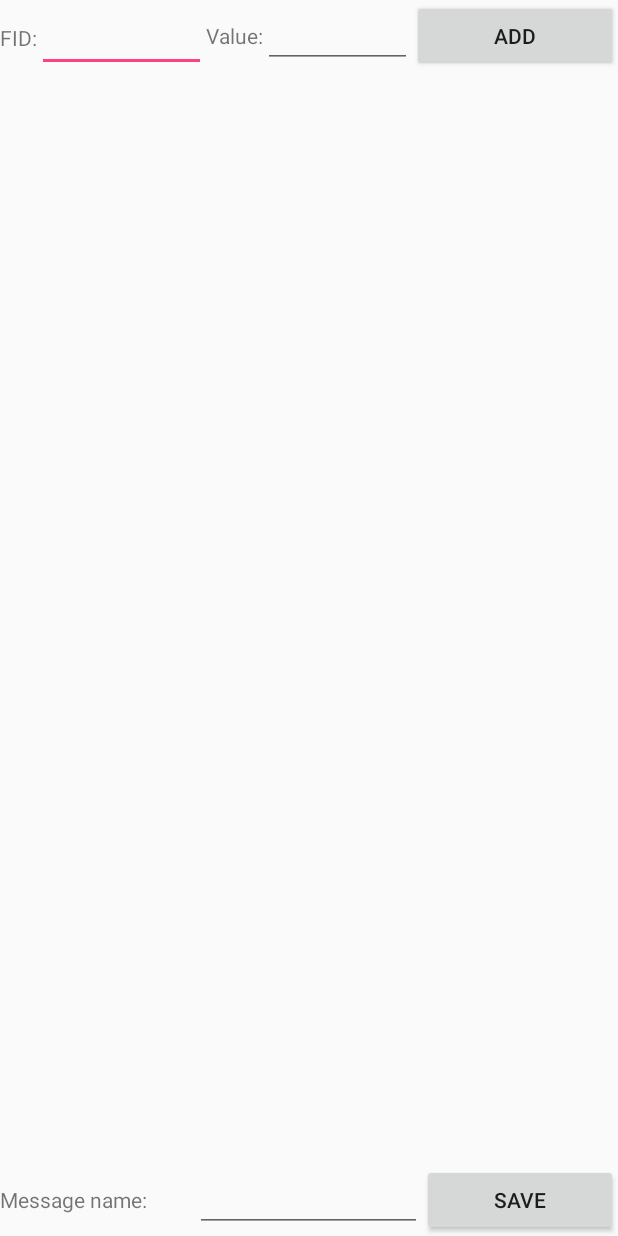
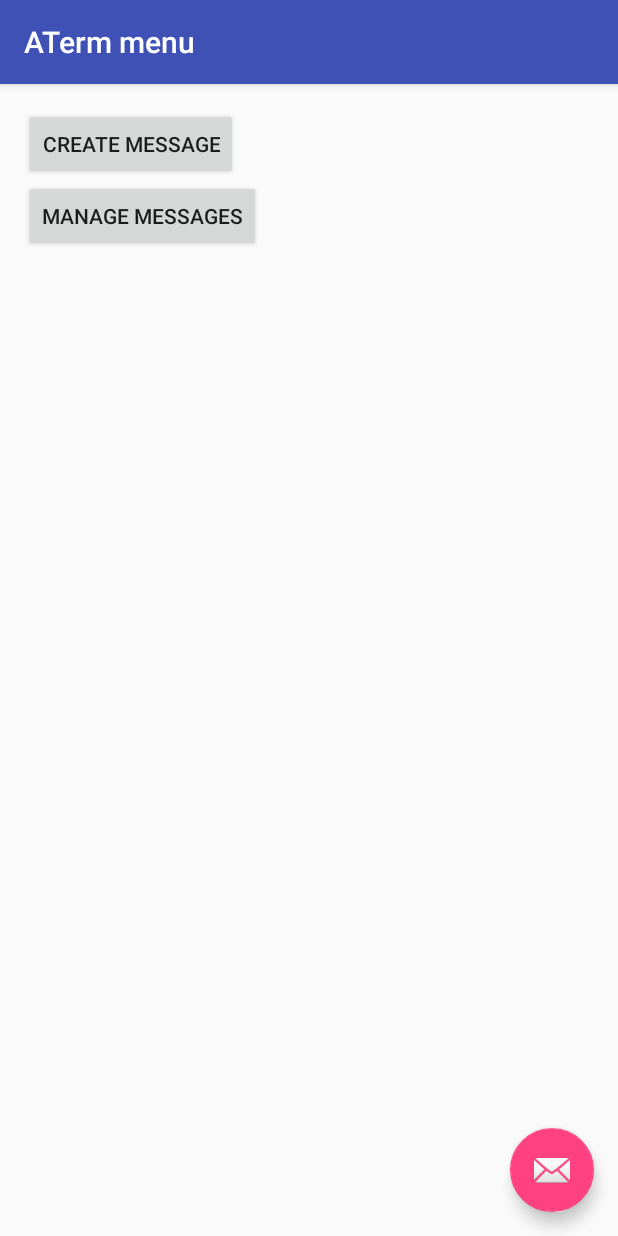
Before and after one commit to krajcovic/aterm, an Android app: the screen it shows after launch (CreateMessageActivity before the commit, ChooseMenuActivity after it), on a phone screen of 412 x 824 dp. Run offline under Robolectric (Android 15) with nearby library versions, the phone set to English and light mode, and no system bars.

Commit message:
Manage messages activity.

```diff
--- /dev/null
+++ b/Terminal/src/main/java/cz/monetplus/aterm/ChooseMenuActivity.java
@@ -0,0 +1,54 @@
+package cz.monetplus.aterm;
+
+import android.content.Intent;
+import android.os.Bundle;
+import android.support.design.widget.FloatingActionButton;
+import android.support.design.widget.Snackbar;
+import android.support.v7.app.AppCompatActivity;
+import android.support.v7.widget.Toolbar;
+import android.view.View;
+import android.widget.Button;
+
+import cz.monetplus.aterm.database.control.SqlHandlerControl;
+
+public class ChooseMenuActivity extends AppCompatActivity {
+
+    @Override
+    protected void onCreate(Bundle savedInstanceState) {
+        super.onCreate(savedInstanceState);
+        setContentView(R.layout.activity_choose_menu);
+        Toolbar toolbar = (Toolbar) findViewById(R.id.toolbar);
+        setSupportActionBar(toolbar);
+
+//        SqlHandlerControl sqlControl = new SqlHandlerControl(getApplicationContext());
+//        sqlControl.upgradeTables();
+
+        Button butCreateMessage = (Button) findViewById(R.id.butCreateMessage);
+        butCreateMessage.setOnClickListener(new View.OnClickListener() {
+            @Override
+            public void onClick(View v) {
+                Intent intent = new Intent(v.getContext(), CreateMessageActivity.class);
+                startActivity(intent);
+            }
+        });
+
+        Button butManageMessages = (Button) findViewById(R.id.butManageMessages);
+        butManageMessages.setOnClickListener(new View.OnClickListener() {
+            @Override
+            public void onClick(View v) {
+                Intent intent = new Intent(v.getContext(), ManageMessagesActivity.class);
+                startActivity(intent);
+            }
+        });
+
+        FloatingActionButton fab = (FloatingActionButton) findViewById(R.id.fab);
+        fab.setOnClickListener(new View.OnClickListener() {
+            @Override
+            public void onClick(View view) {
+                Snackbar.make(view, "Replace with your own action", Snackbar.LENGTH_LONG)
+                        .setAction("Action", null).show();
+            }
+        });
+    }
+
+}
--- a/Terminal/src/main/java/cz/monetplus/aterm/CreateMessageActivity.java
+++ b/Terminal/src/main/java/cz/monetplus/aterm/CreateMessageActivity.java
@@ -1,9 +1,10 @@
 package cz.monetplus.aterm;
 
-import android.app.Activity;
 import android.app.AlertDialog;
 import android.content.DialogInterface;
 import android.os.Bundle;
+import android.support.v7.app.AppCompatActivity;
+import android.support.v7.widget.Toolbar;
 import android.view.View;
 import android.widget.AdapterView;
 import android.widget.Button;
@@ -14,25 +15,26 @@ import android.widget.Toast;
 import cz.monetplus.aterm.base.Fid;
 import cz.monetplus.aterm.adapters.FidArrayAdapter;
 import cz.monetplus.aterm.base.MessageTemplate;
-import cz.monetplus.aterm.database.control.SqlControl;
+import cz.monetplus.aterm.database.control.SqlHandlerControl;
 
-public class CreateMessageActivity extends Activity {
+public class CreateMessageActivity extends AppCompatActivity {
 
-    private MessageTemplate messageTemplate = new MessageTemplate();
+    private MessageTemplate messageTemplate;
 
     private EditText etNewFid;
     private EditText etNewValue;
     private EditText etNewMessageName;
 
-    private ListView lvFidList;
-
     @Override
     protected void onCreate(Bundle savedInstanceState) {
         super.onCreate(savedInstanceState);
-        setContentView(R.layout.activity_idle);
+        setContentView(R.layout.activity_create_message);
+        Toolbar toolbar = (Toolbar) findViewById(R.id.toolbar);
+        setSupportActionBar(toolbar);
 
-        SqlControl sqlControl = new SqlControl(getApplicationContext());
-        sqlControl.dropTables();
+        messageTemplate = new MessageTemplate();
+
+        SqlHandlerControl sqlControl = new SqlHandlerControl(getApplicationContext());
 
         etNewFid = (EditText) findViewById(R.id.etNewFid);
         etNewValue = (EditText) findViewById(R.id.etNewValue);
@@ -42,10 +44,10 @@ public class CreateMessageActivity extends Activity {
 //                "Blackberry", "WebOS", "Ubuntu", "Windows7", "Max OS X",
 //                "Linux", "OS/2"};
 
-        lvFidList = (ListView) findViewById(R.id.lvFids);
+        ListView lvFidList = (ListView) findViewById(R.id.lvFids);
 
         // use your custom layout
-        final FidArrayAdapter<String> adapter = new FidArrayAdapter<String>(this,
+        final FidArrayAdapter<String> adapter = new FidArrayAdapter<>(this,
                 R.layout.fid_item, messageTemplate.getFidList());
         lvFidList.setAdapter(adapter);
         lvFidList.setOnItemLongClickListener(new AdapterView.OnItemLongClickListener() {
@@ -65,7 +67,6 @@ public class CreateMessageActivity extends Activity {
                     }
                 }).show();
 
-                ;
                 return false;
             }
         });
@@ -87,8 +88,8 @@ public class CreateMessageActivity extends Activity {
             @Override
             public void onClick(View v) {
                 if(etNewMessageName.getText().length() > 0) {
-                    SqlControl sqlControl = new SqlControl(getApplicationContext());
-                    messageTemplate.setMessageName(etNewMessageName.getText().toString());
+                    SqlHandlerControl sqlControl = new SqlHandlerControl(getApplicationContext());
+                    messageTemplate.setName(etNewMessageName.getText().toString());
                     long messageId = sqlControl.insert(messageTemplate);
                     for (Fid fid :
                             messageTemplate.getFidList()) {
--- a/Terminal/src/main/java/cz/monetplus/aterm/adapters/FidArrayAdapter.java
+++ b/Terminal/src/main/java/cz/monetplus/aterm/adapters/FidArrayAdapter.java
@@ -34,8 +34,6 @@ public class FidArrayAdapter<T> extends ArrayAdapter<Fid> {
         View rowView = inflater.inflate(R.layout.fid_item, parent, false);
         TextView tvFid = (TextView) rowView.findViewById(R.id.tvFid);
         TextView tvValue = (TextView) rowView.findViewById(R.id.tvValue);
-//        ImageView imageView = (ImageView) rowView.findViewById(R.id.icon);
-//        textView.setText(values[position]);
 
         tvFid.setText("FID:" + fidList.get(position).getFid());
         tvValue.setText("Value:" + fidList.get(position).getValue());
--- a/Terminal/src/main/java/cz/monetplus/aterm/database/FidSqlLiteHelper.java
+++ b/Terminal/src/main/java/cz/monetplus/aterm/database/FidSqlLiteHelper.java
@@ -27,7 +27,7 @@ public class FidSqlLiteHelper extends SQLiteOpenHelper {
     private static final String DATABASE_CREATE = "create table "
             + TABLE_NAME + "(" + COLUMN_ID
             + " integer primary key autoincrement, "
-            + COLUMN_MESSAGE_ID + " integer not null"
+            + COLUMN_MESSAGE_ID + " integer not null,"
             + COLUMN_FID + " text not null,"
             + COLUMN_VALUE + " text not null);";
 
@@ -42,6 +42,7 @@ public class FidSqlLiteHelper extends SQLiteOpenHelper {
                 "Upgrading database from version " + oldVersion + " to "
                         + newVersion + ", which will destroy all old data");
         db.execSQL("DROP TABLE IF EXISTS " + TABLE_NAME);
+
         onCreate(db);
 
     }
--- a/Terminal/src/main/java/cz/monetplus/aterm/database/MessageSqlLiteHelper.java
+++ b/Terminal/src/main/java/cz/monetplus/aterm/database/MessageSqlLiteHelper.java
@@ -13,9 +13,11 @@ public class MessageSqlLiteHelper extends SQLiteOpenHelper {
     public static final String TABLE_NAME = "messages";
     public static final String COLUMN_ID = "_id";
     public static final String COLUMN_NAME = "name";
+    public static final String COLUMN_DESCRIPTION = "description";
 
     // private static final String DATABASE_NAME = "fids.db";
     private static final int DATABASE_VERSION = 1;
+
 
     public MessageSqlLiteHelper(Context context, String databaseName) {
         super(context, databaseName, null, DATABASE_VERSION);
@@ -25,7 +27,8 @@ public class MessageSqlLiteHelper extends SQLiteOpenHelper {
     private static final String DATABASE_CREATE = "create table "
             + TABLE_NAME + "(" + COLUMN_ID
             + " integer primary key autoincrement, "
-            + COLUMN_NAME + " text not null);";
+            + COLUMN_NAME + " text not null,"
+            + COLUMN_DESCRIPTION + " text not null);";
 
     @Override
     public void onCreate(SQLiteDatabase db) {
@@ -38,6 +41,7 @@ public class MessageSqlLiteHelper extends SQLiteOpenHelper {
                 "Upgrading database from version " + oldVersion + " to "
                         + newVersion + ", which will destroy all old data");
         db.execSQL("DROP TABLE IF EXISTS " + TABLE_NAME);
+
         onCreate(db);
 
     }
--- /dev/null
+++ b/Terminal/src/main/res/layout/activity_choose_menu.xml
@@ -0,0 +1,25 @@
+<?xml version="1.0" encoding="utf-8"?>
+<android.support.design.widget.CoordinatorLayout
+    xmlns:android="http://schemas.android.com/apk/res/android"
+    xmlns:app="http://schemas.android.com/apk/res-auto"
+    xmlns:tools="http://schemas.android.com/tools" android:layout_width="match_parent"
+    android:layout_height="match_parent" android:fitsSystemWindows="true"
+    tools:context="cz.monetplus.aterm.ChooseMenuActivity">
+
+    <android.support.design.widget.AppBarLayout android:layout_height="wrap_content"
+        android:layout_width="match_parent" android:theme="@style/AppTheme.AppBarOverlay">
+
+        <android.support.v7.widget.Toolbar android:id="@+id/toolbar"
+            android:layout_width="match_parent" android:layout_height="?attr/actionBarSize"
+            android:background="?attr/colorPrimary" app:popupTheme="@style/AppTheme.PopupOverlay" />
+
+    </android.support.design.widget.AppBarLayout>
+
+    <include layout="@layout/content_choose_menu" />
+
+    <android.support.design.widget.FloatingActionButton android:id="@+id/fab"
+        android:layout_width="wrap_content" android:layout_height="wrap_content"
+        android:layout_gravity="bottom|end" android:layout_margin="@dimen/fab_margin"
+        android:src="@android:drawable/ic_dialog_email" />
+
+</android.support.design.widget.CoordinatorLayout>
--- /dev/null
+++ b/Terminal/src/main/res/layout/content_choose_menu.xml
@@ -0,0 +1,30 @@
+<?xml version="1.0" encoding="utf-8"?>
+<RelativeLayout xmlns:android="http://schemas.android.com/apk/res/android"
+    xmlns:tools="http://schemas.android.com/tools"
+    xmlns:app="http://schemas.android.com/apk/res-auto" android:layout_width="match_parent"
+    android:layout_height="match_parent" android:paddingLeft="@dimen/activity_horizontal_margin"
+    android:paddingRight="@dimen/activity_horizontal_margin"
+    android:paddingTop="@dimen/activity_vertical_margin"
+    android:paddingBottom="@dimen/activity_vertical_margin"
+    app:layout_behavior="@string/appbar_scrolling_view_behavior"
+    tools:showIn="@layout/activity_choose_menu"
+    tools:context="cz.monetplus.aterm.ChooseMenuActivity">
+
+    <Button
+        android:layout_width="wrap_content"
+        android:layout_height="wrap_content"
+        android:text="Create message"
+        android:id="@+id/butCreateMessage"
+        android:layout_alignParentTop="true"
+        android:layout_alignParentLeft="true"
+        android:layout_alignParentStart="true" />
+
+    <Button
+        android:layout_width="wrap_content"
+        android:layout_height="wrap_content"
+        android:text="Manage Messages"
+        android:id="@+id/butManageMessages"
+        android:layout_below="@+id/butCreateMessage"
+        android:layout_alignParentLeft="true"
+        android:layout_alignParentStart="true" />
+</RelativeLayout>
--- a/Terminal/src/main/res/values/dimens.xml
+++ b/Terminal/src/main/res/values/dimens.xml
@@ -2,4 +2,7 @@
     <dimen name="app_bar_height">180dp</dimen>
     <dimen name="fab_margin">16dp</dimen>
     <dimen name="text_margin">16dp</dimen>
+    <!-- Default screen margins, per the Android Design guidelines. -->
+    <dimen name="activity_horizontal_margin">16dp</dimen>
+    <dimen name="activity_vertical_margin">16dp</dimen>
 </resources>
--- a/Terminal/src/main/res/values/strings.xml
+++ b/Terminal/src/main/res/values/strings.xml
@@ -91,4 +91,7 @@
     </string>
     <string name="action_settings">Settings</string>
     <string name="title_activity_idle">IdleActivity</string>
+    <string name="title_activity_choose_menu">ATerm menu</string>
+    <string name="title_activity_create_message">Create message</string>
+    <string name="title_activity_manage_message">Manage message</string>
 </resources>
```
Also changed, not shown: Terminal/src/main/AndroidManifest.xml (+25 -5 lines), Terminal/src/main/java/cz/monetplus/aterm/ManageMessagesActivity.java (added, +57 -0 lines), Terminal/src/main/java/cz/monetplus/aterm/adapters/MessageArrayAdapter.java (added, +42 -0 lines), Terminal/src/main/java/cz/monetplus/aterm/base/MessageTemplate.java (+68 -13 lines), Terminal/src/main/java/cz/monetplus/aterm/database/control/SqlHandlerControl.java (renamed from Terminal/src/main/java/cz/monetplus/aterm/database/control/SqlControl.java, +73 -3 lines), Terminal/src/main/res/layout/activity_create_message.xml (added, +21 -0 lines), Terminal/src/main/res/layout/activity_manage_messages.xml (added, +20 -0 lines), Terminal/src/main/res/layout/content_create_message.xml (renamed from Terminal/src/main/res/layout/activity_idle.xml, +16 -3 lines), Terminal/src/main/res/layout/content_manage_messages.xml (added, +28 -0 lines), Terminal/src/main/res/layout/message_item.xml (added, +30 -0 lines).
